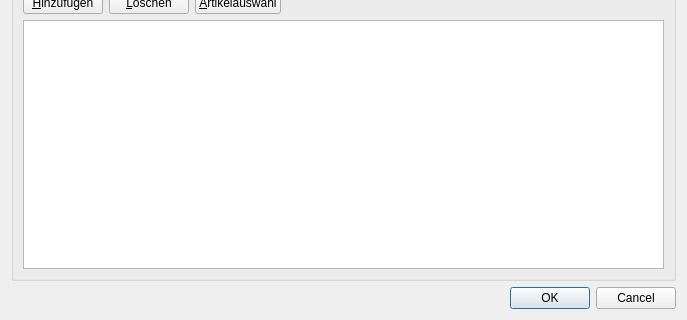
This is ui/forms/lieferungDetailForm.ui in flurl/lagerManager as Qt 5 draws it before an edit; both pictures show x 0 to 687 and y 373 to 693 of the 687 by 693 pixel window. The edited form follows.
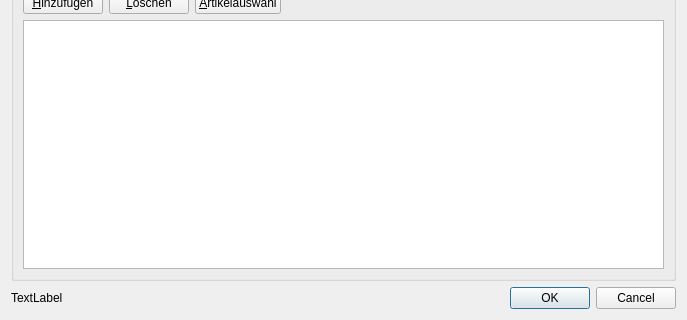
This is the edited form.

Commit message: bei den lieferung details wird nun die einheit der waren angezeigt (Flaschen, Stück, usw.)

What changed in the file:
```diff
--- a/ui/forms/lieferungDetailForm.ui
+++ b/ui/forms/lieferungDetailForm.ui
@@ -104,16 +104,6 @@
      </layout>
     </widget>
    </item>
-   <item row="3" column="0">
-    <widget class="QDialogButtonBox" name="buttonBox">
-     <property name="orientation">
-      <enum>Qt::Horizontal</enum>
-     </property>
-     <property name="standardButtons">
-      <set>QDialogButtonBox::Cancel|QDialogButtonBox::Ok</set>
-     </property>
-    </widget>
-   </item>
    <item row="2" column="0">
     <widget class="QGroupBox" name="groupBox_2">
      <property name="title">
@@ -164,6 +154,27 @@
      </layout>
     </widget>
    </item>
+   <item row="4" column="0">
+    <layout class="QHBoxLayout" name="horizontalLayout_2">
+     <item>
+      <widget class="QLabel" name="label_unit">
+       <property name="text">
+        <string>TextLabel</string>
+       </property>
+      </widget>
+     </item>
+     <item>
+      <widget class="QDialogButtonBox" name="buttonBox">
+       <property name="orientation">
+        <enum>Qt::Horizontal</enum>
+       </property>
+       <property name="standardButtons">
+        <set>QDialogButtonBox::Cancel|QDialogButtonBox::Ok</set>
+       </property>
+      </widget>
+     </item>
+    </layout>
+   </item>
   </layout>
  </widget>
  <resources>
```
The commit also changes 2 other files.
